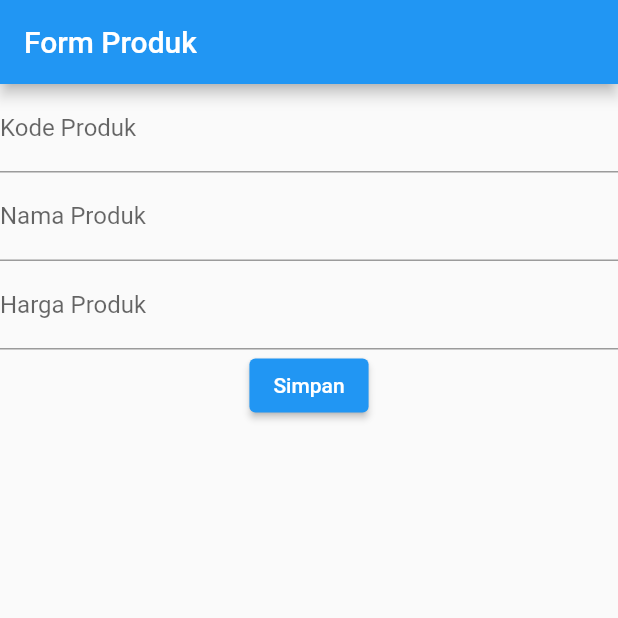
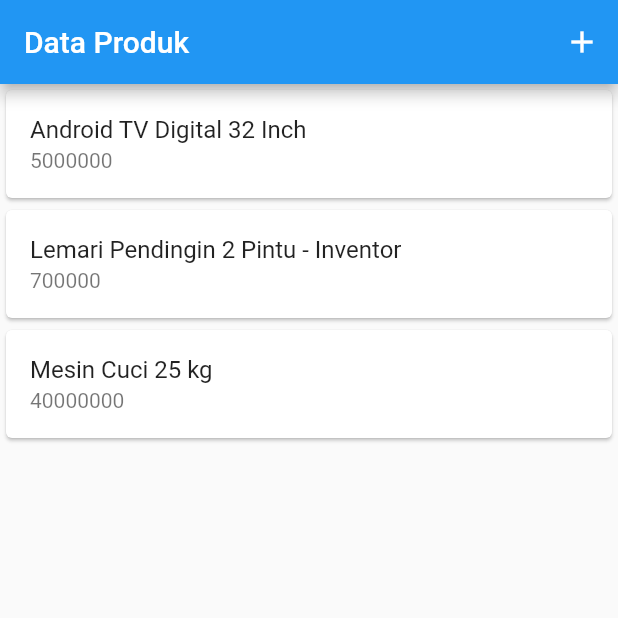
Before and after one commit to muhamadfirmansyah/mobile-programming, a Flutter app: the screen it shows after launch, on a phone screen of 412 x 824 dp, the top half of it. Run offline on Flutter 3.47's test engine with Material 2 defaults, Android fonts, the phone set to English and light mode, and no system bars.

Commit message:
feat: add product list page

```diff
--- a/lib/main.dart
+++ b/lib/main.dart
@@ -1,8 +1,9 @@
 import 'package:flutter/material.dart';
 import 'package:tugas_flutter/ui/product_form.dart';
+import 'package:tugas_flutter/ui/product_page.dart';
 
 void main() {
-  const helloWorld = MaterialApp(home: ProductForm());
+  const helloWorld = MaterialApp(home: ProductPage());
 
   runApp(helloWorld);
 }
--- /dev/null
+++ b/lib/ui/product_page.dart
@@ -0,0 +1,52 @@
+import 'package:flutter/material.dart';
+import 'package:tugas_flutter/ui/product_form.dart';
+
+class ProductPage extends StatefulWidget {
+  const ProductPage({Key? key}) : super(key: key);
+
+  @override
+  _ProductPageState createState() => _ProductPageState();
+}
+
+class _ProductPageState extends State<ProductPage> {
+  @override
+  Widget build(BuildContext context) {
+    return Scaffold(
+      appBar: AppBar(
+        title: const Text('Data Produk'),
+        actions: [
+          IconButton(
+            onPressed: () {
+              Navigator.push(context,
+                  MaterialPageRoute(builder: (context) => const ProductForm()));
+            },
+            icon: const Icon(Icons.add),
+          ),
+        ],
+      ),
+      body: ListView(
+        children: const [
+          Card(
+            child: ListTile(
+              title: Text('Android TV Digital 32 Inch'),
+              subtitle: Text('5000000'),
+              onTap: null,
+            ),
+          ),
+          Card(
+            child: ListTile(
+              title: Text('Lemari Pendingin 2 Pintu - Inventor'),
+              subtitle: Text('700000'),
+            ),
+          ),
+          Card(
+            child: ListTile(
+              title: Text('Mesin Cuci 25 kg'),
+              subtitle: Text('40000000'),
+            ),
+          ),
+        ],
+      ),
+    );
+  }
+}
```
